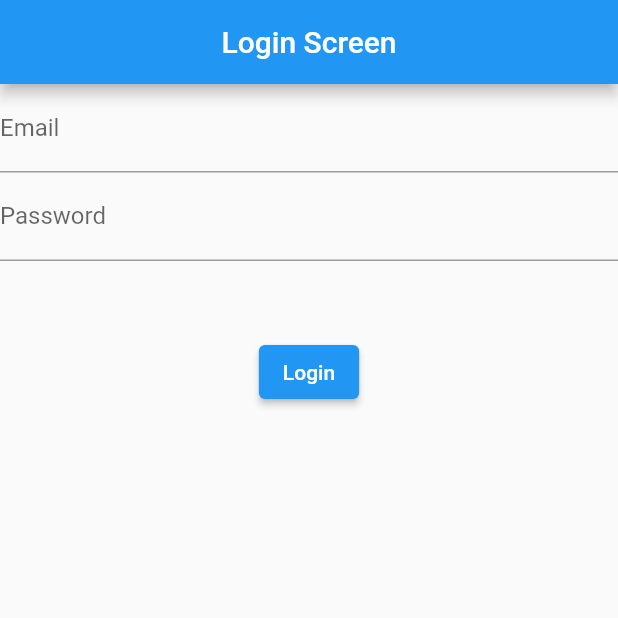
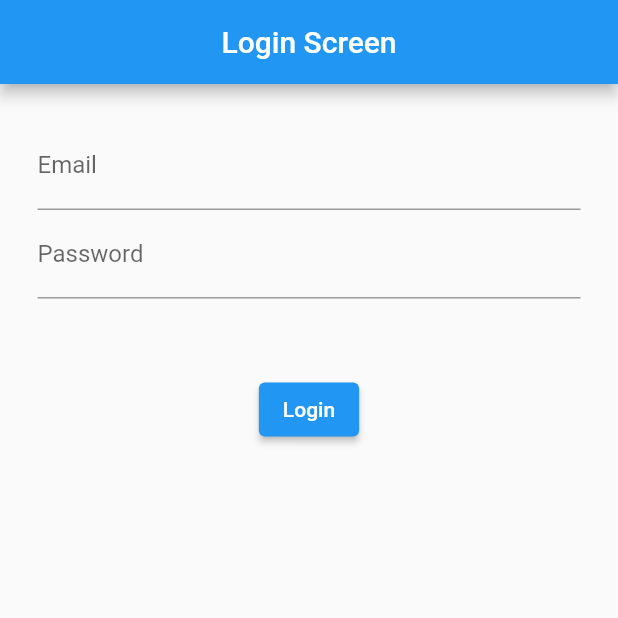
Before and after one commit to dwiponcosuripto4/mbakmu2, a Flutter app: the screen it shows after launch, after a tap on "Login", on a phone screen of 412 x 824 dp, the top half of it. Run offline on Flutter 3.47's test engine with Material 2 defaults, Android fonts, the light colour scheme and no system bars; our stand-ins replace firebase_auth, firebase_core, get; accounts and stored records are empty; network calls fail.

Commit message:
add email and paswword tuh loginViuw

```diff
--- a/lib/app/controllers/auth_controller.dart
+++ b/lib/app/controllers/auth_controller.dart
@@ -7,6 +7,24 @@ class AuthController extends GetxController {
   Stream<User?> get streamAuthStatus => auth.authStateChanges();
 
   void signup() {}
-  void login(String email, String password) {}
-  void logout() {}
+  void login(String email, String password) async {
+    try {
+      await auth.signInWithEmailAndPassword(
+        email: email,
+        password: password,
+      );
+    } on FirebaseAuthException catch (e) {
+      if (e.code == 'user-not-found') {
+        print('No user found for that email.');
+      } else if (e.code == 'wrong-password') {
+        print('Wrong password provided for that user.');
+      }
+    }
+  }
+
+
+
+  void logout() async {
+    await FirebaseAuth.instance.signOut();
+  }
 }
--- a/lib/app/modules/login/views/login_view.dart
+++ b/lib/app/modules/login/views/login_view.dart
@@ -1,5 +1,5 @@
 import 'package:final_project_2023/app/controllers/auth_controller.dart';
-import 'package:final_project_2023/menu_utama.dart';
+
 import 'package:flutter/material.dart';
 
 import 'package:get/get.dart';
@@ -15,10 +15,12 @@ class LoginView extends GetView<LoginController> {
   Widget build(BuildContext context) {
     return Scaffold(
         appBar: AppBar(
-          title: const Text('Login Screen'),
+          title: Text('Login Screen'),
           centerTitle: true,
         ),
-        body: Column(
+        body: Padding(
+          padding: EdgeInsets.all(25),
+          child: Column(
             children: [
               TextField(
                 controller: emailC,
@@ -36,6 +38,7 @@ class LoginView extends GetView<LoginController> {
                 child: Text("Login"),
               )
             ],
+          ),
         ));
   }
 }
--- a/lib/app/routes/app_pages.dart
+++ b/lib/app/routes/app_pages.dart
@@ -17,7 +17,7 @@ class AppPages {
   static final routes = [
     GetPage(
       name: _Paths.HOME,
-      page: () => const HomeView(),
+      page: () => HomeView(),
       binding: HomeBinding(),
     ),
     GetPage(
--- a/lib/main.dart
+++ b/lib/main.dart
@@ -1,4 +1,7 @@
+// ignore_for_file: avoid_print
 import 'package:final_project_2023/app/controllers/auth_controller.dart';
+import 'package:final_project_2023/app/modules/home/views/home_view.dart';
+import 'package:final_project_2023/app/modules/login/views/login_view.dart';
 import 'package:final_project_2023/loading_view.dart';
 import 'package:firebase_auth/firebase_auth.dart';
 import 'package:firebase_core/firebase_core.dart';
@@ -26,8 +29,9 @@ class MyApp extends StatelessWidget {
             print(snapshot.data);
             return GetMaterialApp(
               title: "Application",
-              initialRoute: snapshot.data != null ? Routes.HOME : Routes.LOGIN,
+              // initialRoute: snapshot.data != null ? Routes.HOME : Routes.LOGIN,
               getPages: AppPages.routes,
+              home: snapshot.data != null ? HomeView() : LoginView(),
             );
           }
           return LoadingView();
```
Also changed, not shown: lib/app/modules/home/views/home_view.dart (+10 -2 lines). Lines whose indentation alone changed are shown as unchanged.
